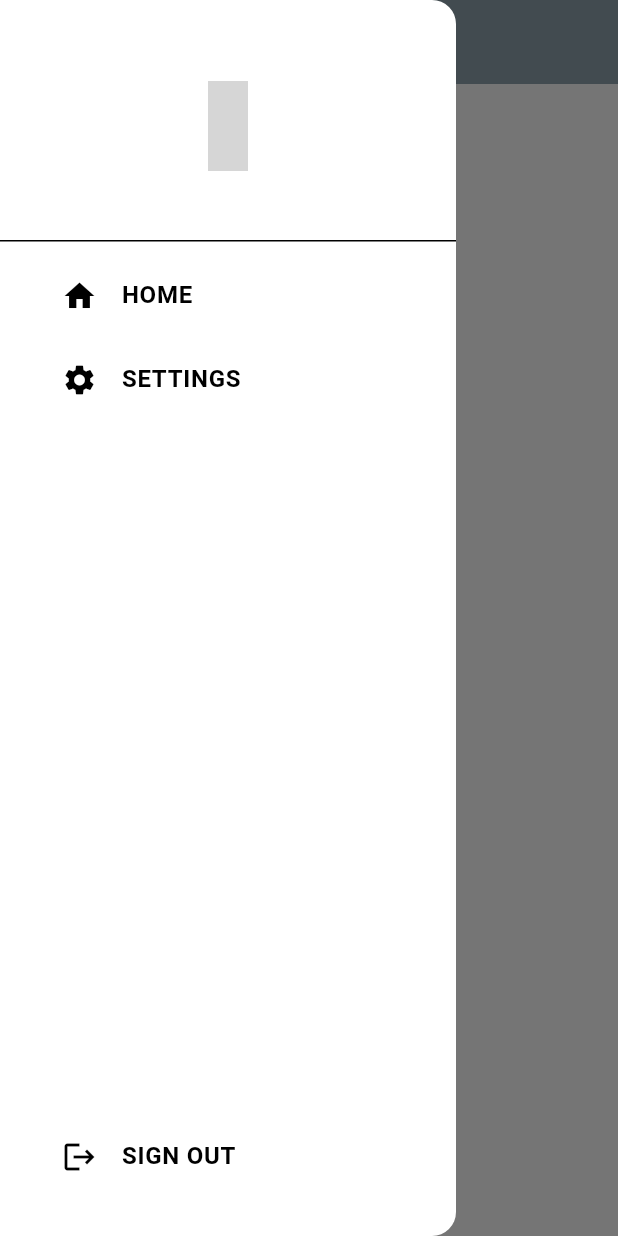
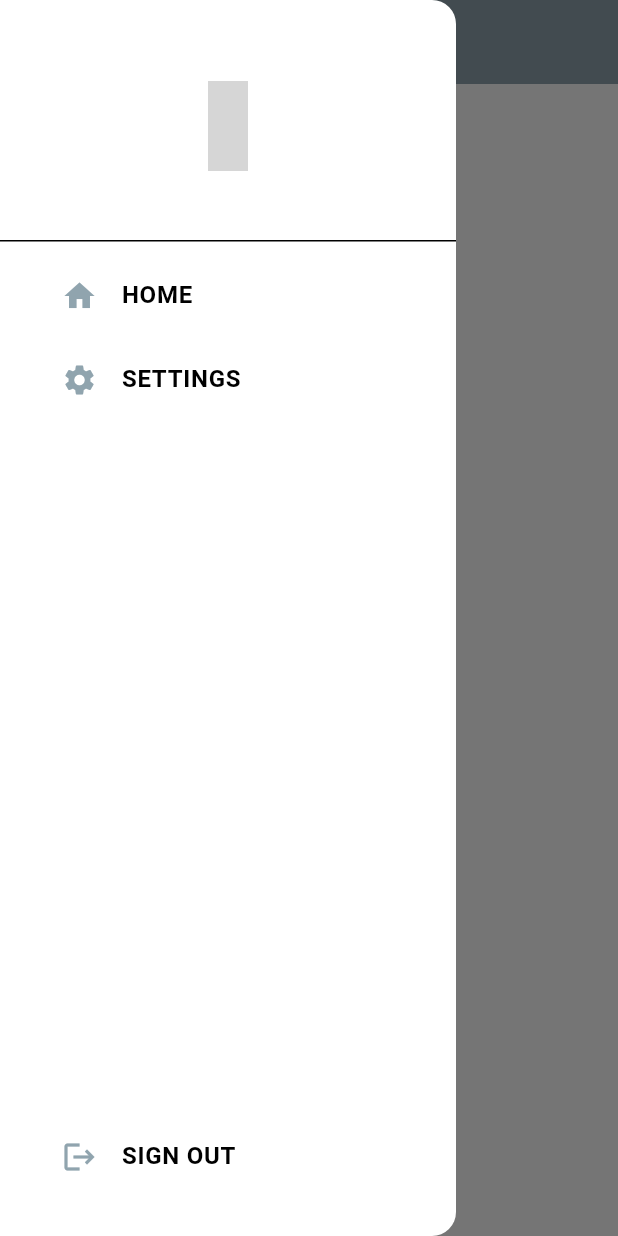
Before and after one commit to chaolaolo/flutter_chat_app, a Flutter app: the screen it shows once a user with an empty profile is signed in, with the side drawer open, on a phone screen of 412 x 824 dp. Run offline on Flutter 3.47's test engine with Material 3 defaults, Android fonts, the phone set to English and light mode, and no system bars; our stand-ins replace cloud_firestore, firebase_auth, firebase_core, iconsax; accounts and stored records are empty; grey boxes are pictures that could not be loaded.

Commit message:
update drawer UI

```diff
--- /dev/null
+++ b/lib/components/drawer_tile.dart
@@ -0,0 +1,32 @@
+import 'package:flutter/material.dart';
+
+class DrawerTile extends StatelessWidget {
+  final String title;
+  final IconData icon;
+  final Function()? onTap;
+
+  const DrawerTile({
+    super.key,
+    required this.title,
+    required this.icon,
+    required this.onTap,
+  });
+
+  @override
+  Widget build(BuildContext context) {
+    return ListTile(
+      title: Text(
+        title,
+        style: TextStyle(
+          fontWeight: FontWeight.bold,
+          color: Theme.of(context).colorScheme.inversePrimary,
+        ),
+      ),
+      leading: Icon(
+        icon,
+        color: Theme.of(context).colorScheme.primary,
+      ),
+      onTap: onTap,
+    );
+  }
+}
--- a/lib/components/my_drawer.dart
+++ b/lib/components/my_drawer.dart
@@ -1,3 +1,4 @@
+import 'package:chat_app/components/drawer_tile.dart';
 import 'package:chat_app/screens/home_page.dart';
 import 'package:chat_app/screens/settings_page.dart';
 import 'package:chat_app/services/auth/auth_service.dart';
@@ -33,14 +34,9 @@ class MyDrawer extends StatelessWidget {
               //home tile
               Padding(
                 padding: const EdgeInsets.only(left: 25.0),
-                child: ListTile(
-                  title: Text(
-                    "HOME",
-                    style: TextStyle(
-                      fontWeight: FontWeight.bold,
-                    ),
-                  ),
-                  leading: Icon(Icons.home),
+                child: DrawerTile(
+                  title: "HOME",
+                  icon: Icons.home,
                   onTap: () {
                     Navigator.pop(context);
                   },
@@ -49,14 +45,9 @@ class MyDrawer extends StatelessWidget {
               //settings tile
               Padding(
                 padding: const EdgeInsets.only(left: 25.0),
-                child: ListTile(
-                  title: Text(
-                    "SETTINGS",
-                    style: TextStyle(
-                      fontWeight: FontWeight.bold,
-                    ),
-                  ),
-                  leading: Icon(Icons.settings),
+                child: DrawerTile(
+                  title: "SETTINGS",
+                  icon: Icons.settings,
                   onTap: () {
                     Navigator.pop(context);
                     Navigator.push(context, MaterialPageRoute(builder: (context) => SettingsPage()));
@@ -68,14 +59,9 @@ class MyDrawer extends StatelessWidget {
           //logout tile
           Padding(
             padding: const EdgeInsets.only(left: 25.0, bottom: 25.0),
-            child: ListTile(
-              title: Text(
-                "SIGN OUT",
-                style: TextStyle(
-                  fontWeight: FontWeight.bold,
-                ),
-              ),
-              leading: Icon(Icons.logout),
+            child: DrawerTile(
+              title: "SIGN OUT",
+              icon: Icons.logout,
               onTap: () => logout(context),
             ),
           )
```
